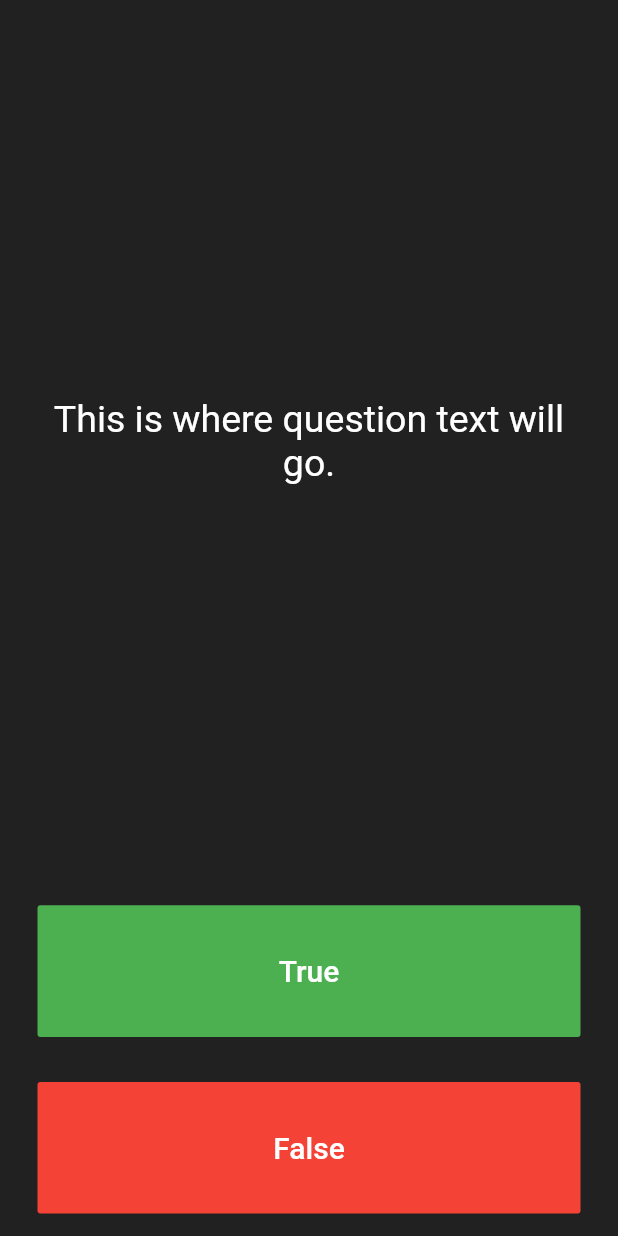
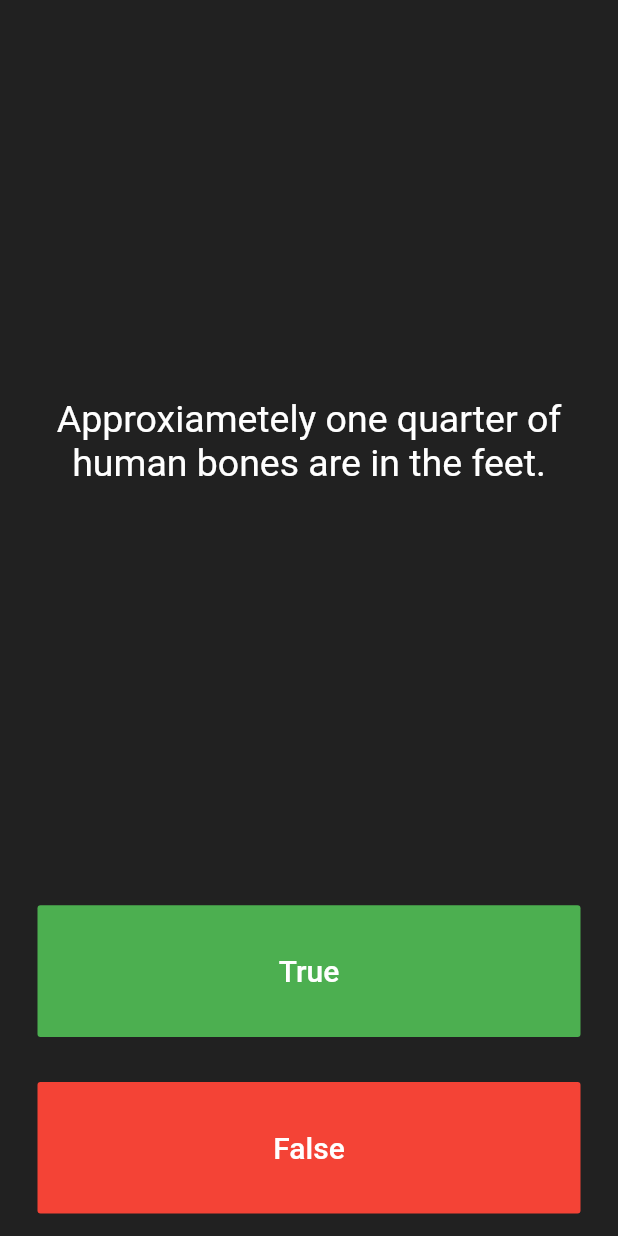
Before and after one commit to johnmark14/quiz_app, a Flutter app: the screen it shows after launch, after a tap on "True", on a phone screen of 412 x 824 dp. Run offline on Flutter 3.47's test engine with Material 2 defaults, Android fonts, the phone set to English and light mode, and no system bars.

Commit message:
added question banks

```diff
--- a/lib/main.dart
+++ b/lib/main.dart
@@ -25,6 +25,18 @@ class QuizPage extends StatefulWidget {
 }
 
 class _QuizPageState extends State<QuizPage> {
+  List<Icon> scoreKeeper = [
+    // Icon(
+    //   Icons.check,
+    //   color: Colors.green,
+    // ),
+  ];
+  List<String> questions = [
+    'You can lead a cow down the stairs but not up stairs.',
+    'Approxiametely one quarter of human bones are in the feet.',
+    'A slug\'s blood is green.'
+  ];
+  int questionNumber = 0;
   @override
   Widget build(BuildContext context) {
     return Column(
@@ -37,7 +49,7 @@ class _QuizPageState extends State<QuizPage> {
             padding: EdgeInsets.all(10.0),
             child: Center(
               child: Text(
-                'This is where question text will go.',
+                questions[questionNumber],
                 textAlign: TextAlign.center,
                 style: TextStyle(fontSize: 25.0, color: Colors.white),
               ),
@@ -54,7 +66,9 @@ class _QuizPageState extends State<QuizPage> {
                 style: TextStyle(color: Colors.white, fontSize: 20.0),
               ),
               onPressed: () {
-                //The user picked true
+                setState(() {
+                  questionNumber++;
+                });
               },
             ),
           ),
@@ -74,7 +88,9 @@ class _QuizPageState extends State<QuizPage> {
             ),
           ),
         ),
-        // TODO: Add a row here for score
+        Row(
+          children: scoreKeeper,
+        )
       ],
     );
   }
```
